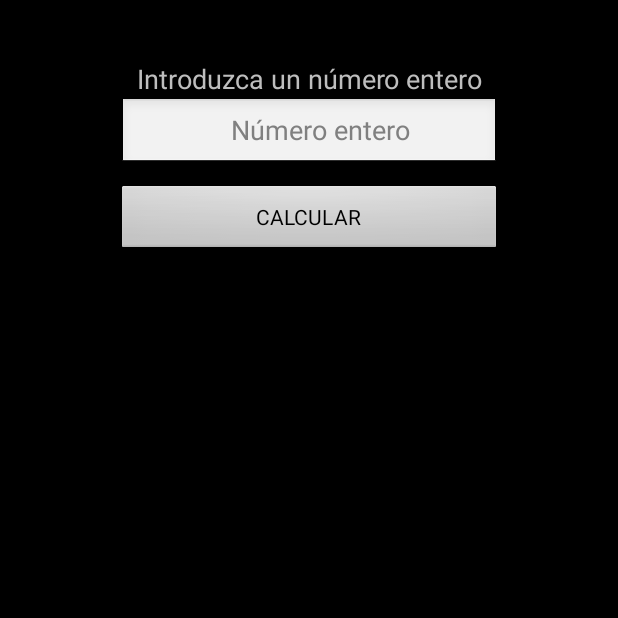
After one commit to jdvc171/PracticaTema4, an Android app: the NumerosPrimos screen opened directly, with no data from a screen before it, on a phone screen of 412 x 824 dp, the top half of it. The commit adds this screen. Run offline under Robolectric (Android 15) with nearby library versions, the phone set to English and light mode, and no system bars.

Commit message:
Botones y primer activity "numeros primos"

```diff
--- a/app/build.gradle
+++ b/app/build.gradle
@@ -21,6 +21,7 @@ android {
 dependencies {
     implementation fileTree(dir: 'libs', include: ['*.jar'])
     implementation 'com.android.support.constraint:constraint-layout:1.1.3'
+    implementation 'com.android.support:appcompat-v7:28.0.0'
     testImplementation 'junit:junit:4.12'
     androidTestImplementation 'com.android.support.test:runner:1.0.2'
     androidTestImplementation 'com.android.support.test.espresso:espresso-core:3.0.2'
--- /dev/null
+++ b/app/src/main/java/studium/prcticaandroidt4/practicatema4/NumerosPrimos.java
@@ -0,0 +1,78 @@
+package studium.prcticaandroidt4.practicatema4;
+
+import android.app.Activity;
+import android.support.v7.app.AppCompatActivity;
+import android.os.Bundle;
+import android.view.View;
+import android.widget.Button;
+import android.widget.EditText;
+import android.widget.TextView;
+
+public class NumerosPrimos extends Activity {
+
+    Button btnCalcularNumPrimo;
+    EditText editNumPrimo;
+    TextView textViewSolucion;
+
+    @Override
+    protected void onCreate(Bundle savedInstanceState) {
+        super.onCreate(savedInstanceState);
+        setContentView(R.layout.activity_numeros_primos);
+
+        btnCalcularNumPrimo = findViewById (R.id.btnCalcularNumPrimo);
+        editNumPrimo = findViewById(R.id.editNumPrimo);
+        textViewSolucion = findViewById(R.id.textViewSolucion);
+
+
+        btnCalcularNumPrimo.setOnClickListener(new View.OnClickListener() {
+            @Override
+            public void onClick(View view) {
+                textViewSolucion.setText("");
+                Boolean primo;
+
+
+
+                if(editNumPrimo.getText().toString().isEmpty()){textViewSolucion.setText("Por favor introudzca un número entero");}
+                else{
+                    primo = esPrimo(Integer.parseInt(editNumPrimo.getText().toString()));
+
+                    if (primo==true){
+                        textViewSolucion.setText("El número introducido es primo");
+
+                    }else{
+
+                        textViewSolucion.setText("El número introducido no es primo");
+                    }
+
+                }
+
+
+            }
+        });
+
+
+
+
+    }
+
+    public static Boolean esPrimo(int numero)
+    {
+        Boolean esPrimoActual = true;
+        if(numero<2)
+        {
+            esPrimoActual = false;
+        }
+        else
+        {
+            for(int x=2; x*x<=numero; x++)
+            {
+                if( numero%x==0 ){esPrimoActual = false;break;}
+            }
+        }
+        return esPrimoActual;
+    }
+
+
+
+
+}
--- /dev/null
+++ b/app/src/main/res/layout/activity_numeros_primos.xml
@@ -0,0 +1,60 @@
+<?xml version="1.0" encoding="utf-8"?>
+<LinearLayout xmlns:android="http://schemas.android.com/apk/res/android"
+    xmlns:app="http://schemas.android.com/apk/res-auto"
+    xmlns:tools="http://schemas.android.com/tools"
+    android:layout_width="match_parent"
+    android:layout_height="match_parent"
+    android:orientation="vertical"
+    tools:context=".NumerosPrimos">
+
+    <LinearLayout
+        android:layout_width="match_parent"
+        android:layout_height="wrap_content"
+        android:orientation="vertical">
+
+        <TextView
+            android:id="@+id/textView"
+            android:layout_width="match_parent"
+            android:layout_height="wrap_content"
+            android:layout_weight="1"
+            android:gravity="center_horizontal"
+            android:paddingTop="40dp"
+            android:text="Introduzca un número entero"
+            android:textSize="18sp" />
+
+        <EditText
+            android:id="@+id/editNumPrimo"
+            android:layout_width="match_parent"
+            android:layout_height="wrap_content"
+            android:layout_marginLeft="79dp"
+            android:layout_marginRight="79dp"
+            android:layout_weight="1"
+            android:ems="10"
+            android:hint="Número entero"
+            android:inputType="number"
+            android:numeric="integer"
+            android:paddingLeft="25dp"
+            android:textAlignment="center" />
+    </LinearLayout>
+
+    <LinearLayout
+        android:layout_width="match_parent"
+        android:layout_height="wrap_content"
+        android:orientation="horizontal"></LinearLayout>
+
+    <Button
+        android:id="@+id/btnCalcularNumPrimo"
+        android:layout_width="match_parent"
+        android:layout_height="wrap_content"
+        android:layout_marginLeft="77dp"
+        android:layout_marginTop="10dp"
+        android:layout_marginRight="77dp"
+        android:text="CALCULAR" />
+
+    <TextView
+        android:id="@+id/textViewSolucion"
+        android:layout_width="match_parent"
+        android:layout_height="wrap_content"
+        android:paddingLeft="20dp"
+        android:paddingTop="10dp" />
+</LinearLayout>
--- a/app/src/main/res/values/styles.xml
+++ b/app/src/main/res/values/styles.xml
@@ -1,7 +1,7 @@
 <resources>
 
     <!-- Base application theme. -->
-    <style name="AppTheme" parent="android:Theme.Material.Light.DarkActionBar">
+    <style name="AppTheme" parent="android:Theme.Black.NoTitleBar">
         <!-- Customize your theme here. -->
     </style>
 
```
Also changed, not shown: app/src/main/AndroidManifest.xml (+7 -0 lines), app/src/main/java/studium/prcticaandroidt4/practicatema4/MainActivity.java (+28 -0 lines), app/src/main/res/layout/activity_main.xml (+66 -10 lines), app/src/main/res/drawable-hdpi/ic_new.png (added), app/src/main/res/drawable-mdpi/ic_new.png (added), app/src/main/res/drawable-xhdpi/ic_new.png (added), app/src/main/res/drawable-xxhdpi/ic_new.png (added), app/src/main/res/drawable-xxxhdpi/ic_new.png (added).
